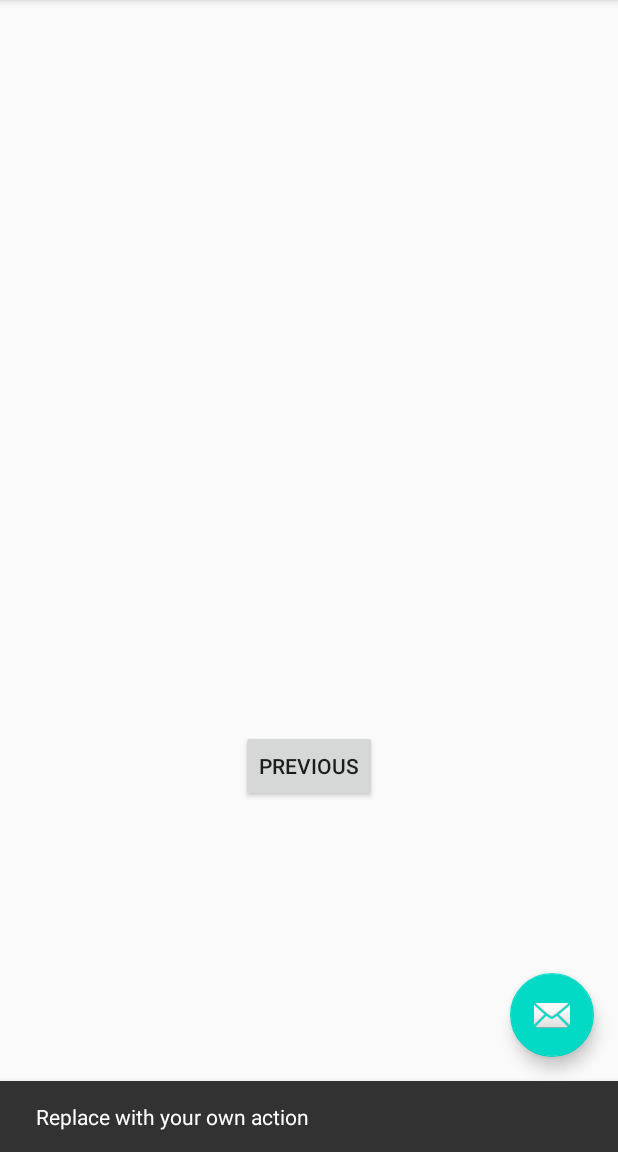
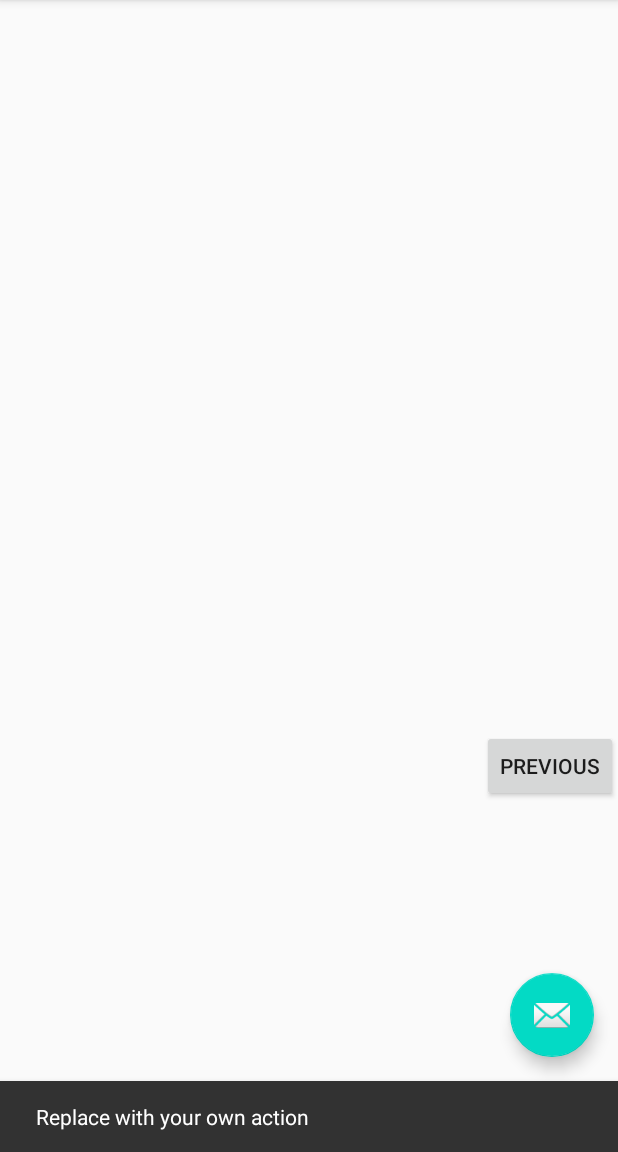
Before and after one commit to zulfauzi92/HelloWorld, an Android app: the screen it shows after launch (MainActivity), after a tap on "NEXT", on a phone screen of 412 x 824 dp, the part 84-1236 px from its top. Run offline under Robolectric (Android 15) with nearby library versions, the phone set to English and light mode, and no system bars; 1 other tap on this screen came first.

Commit message:
Update fragment_second.xml

```diff
--- a/app/src/main/res/layout/fragment_second.xml
+++ b/app/src/main/res/layout/fragment_second.xml
@@ -13,7 +13,7 @@
         android:text="@string/previous"
         app:layout_constraintBottom_toBottomOf="parent"
         app:layout_constraintEnd_toEndOf="parent"
-        app:layout_constraintStart_toStartOf="parent"
+        app:layout_constraintStart_toStartOf="parenwdawdt"
         app:layout_constraintTop_toBottomOf="@id/textview_second" />
 
     <TextView
```
